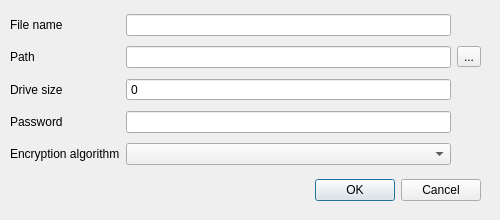
Before: the Qt Designer form ved/UserPrograms/GUI no connect/createnew.ui in dumitory-dev/VED, drawn with Qt 5.
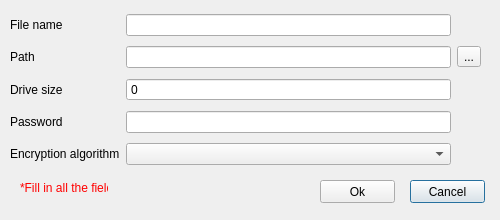
After: the same form once the commit is applied.

Commit message: Add labels "Fill in all the fields"

```diff
--- a/ved/UserPrograms/GUI no connect/createnew.ui
+++ b/ved/UserPrograms/GUI no connect/createnew.ui
@@ -33,22 +33,6 @@
   <property name="sizeGripEnabled">
    <bool>false</bool>
   </property>
-  <widget class="QDialogButtonBox" name="buttonBox">
-   <property name="geometry">
-    <rect>
-     <x>260</x>
-     <y>170</y>
-     <width>221</width>
-     <height>41</height>
-    </rect>
-   </property>
-   <property name="orientation">
-    <enum>Qt::Horizontal</enum>
-   </property>
-   <property name="standardButtons">
-    <set>QDialogButtonBox::Cancel|QDialogButtonBox::Ok</set>
-   </property>
-  </widget>
   <widget class="QWidget" name="layoutWidget">
    <property name="geometry">
     <rect>
@@ -132,6 +116,85 @@
     </item>
    </layout>
   </widget>
+  <widget class="QPushButton" name="Cancel">
+   <property name="geometry">
+    <rect>
+     <x>410</x>
+     <y>180</y>
+     <width>75</width>
+     <height>23</height>
+    </rect>
+   </property>
+   <property name="text">
+    <string>Cancel</string>
+   </property>
+  </widget>
+  <widget class="QPushButton" name="Ok">
+   <property name="geometry">
+    <rect>
+     <x>320</x>
+     <y>180</y>
+     <width>75</width>
+     <height>23</height>
+    </rect>
+   </property>
+   <property name="text">
+    <string>Ok</string>
+   </property>
+  </widget>
+  <widget class="QLabel" name="label">
+   <property name="enabled">
+    <bool>true</bool>
+   </property>
+   <property name="geometry">
+    <rect>
+     <x>20</x>
+     <y>180</y>
+     <width>88</width>
+     <height>16</height>
+    </rect>
+   </property>
+   <property name="palette">
+    <palette>
+     <active>
+      <colorrole role="WindowText">
+       <brush brushstyle="SolidPattern">
+        <color alpha="255">
+         <red>255</red>
+         <green>0</green>
+         <blue>0</blue>
+        </color>
+       </brush>
+      </colorrole>
+     </active>
+     <inactive>
+      <colorrole role="WindowText">
+       <brush brushstyle="SolidPattern">
+        <color alpha="255">
+         <red>255</red>
+         <green>0</green>
+         <blue>0</blue>
+        </color>
+       </brush>
+      </colorrole>
+     </inactive>
+     <disabled>
+      <colorrole role="WindowText">
+       <brush brushstyle="SolidPattern">
+        <color alpha="255">
+         <red>120</red>
+         <green>120</green>
+         <blue>120</blue>
+        </color>
+       </brush>
+      </colorrole>
+     </disabled>
+    </palette>
+   </property>
+   <property name="text">
+    <string>*Fill in all the fields</string>
+   </property>
+  </widget>
  </widget>
  <resources/>
  <connections>
```
Left out of the diff: 35 changed lines with no effect on the pictures. The commit also changes 11 other files.
